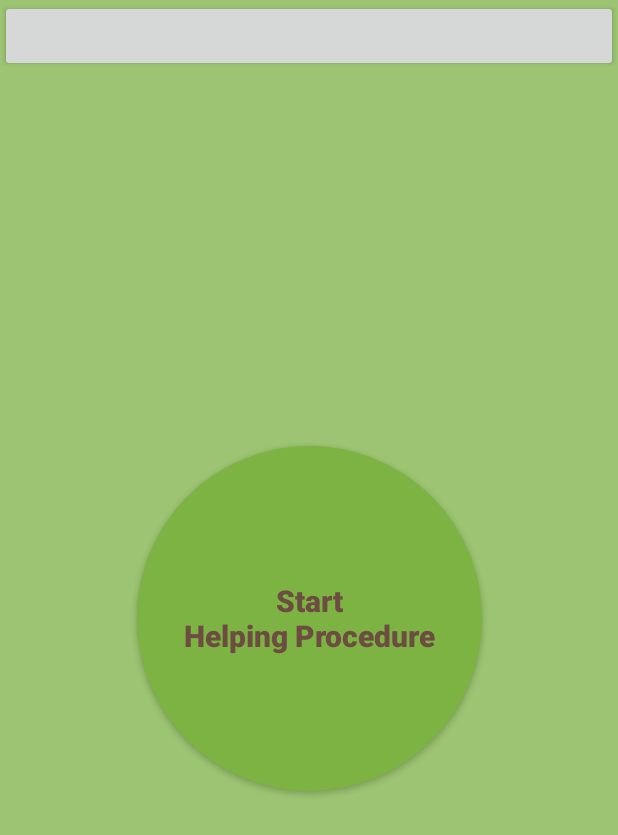
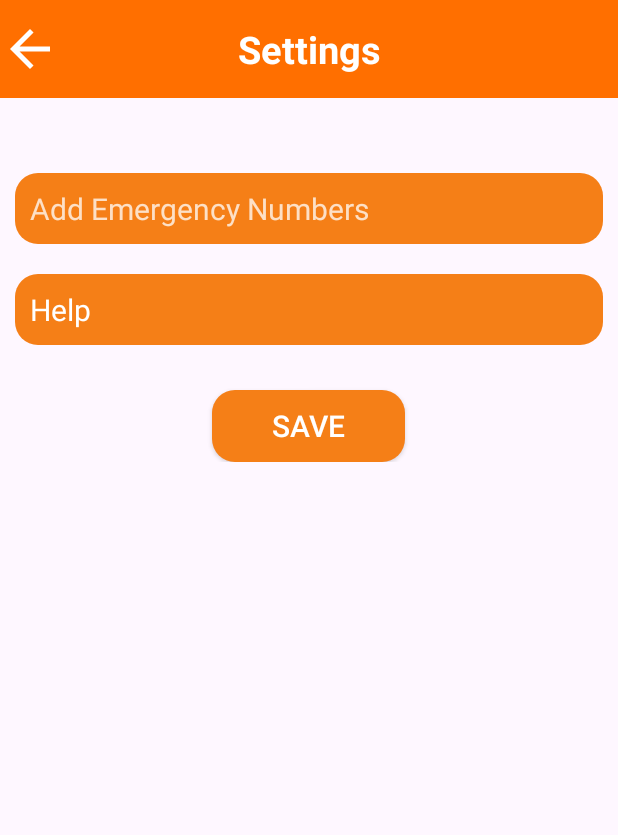
Before and after one commit to AkashKarkhal/WomenSafetyApp, an Android app: the screen it shows after launch (MainActivity before the commit, settings after it), after a tap on an icon or button, on a phone screen of 412 x 824 dp. Shown: the top 835 px of the screen. Run offline under Robolectric (Android 15) with nearby library versions, the phone set to English and light mode, and no system bars.

Commit message:
setting activity and improvement

```diff
--- a/app/src/main/java/com/example/s/Activities/MainActivity.java
+++ b/app/src/main/java/com/example/s/Activities/MainActivity.java
@@ -10,7 +10,10 @@ import android.content.Context;
 import android.content.Intent;
 import android.content.pm.PackageManager;
 import android.os.Bundle;
+import android.widget.Toast;
+
 import com.example.s.Service.HelpService;
+import com.example.s.SharedPrafferences.MySharedPrefference;
 import com.example.s.databinding.ActivityMainBinding;
 
 public class MainActivity extends AppCompatActivity {
@@ -30,8 +33,10 @@ public class MainActivity extends AppCompatActivity {
                     ContextCompat.checkSelfPermission(getApplicationContext(), android.Manifest.permission.ACCESS_FINE_LOCATION) != PackageManager.PERMISSION_GRANTED ||
                     ContextCompat.checkSelfPermission(getApplicationContext(), Manifest.permission.RECORD_AUDIO) != PackageManager.PERMISSION_GRANTED) {
                 ActivityCompat.requestPermissions(MainActivity.this, new String[]{android.Manifest.permission.SEND_SMS, android.Manifest.permission.ACCESS_FINE_LOCATION, Manifest.permission.RECORD_AUDIO}, 1);
-            }
-            else{
+            } else if (MySharedPrefference.isSharedPreferencesEmpty(getApplicationContext())) {
+                Toast.makeText(this, "Please Modify Setting First", Toast.LENGTH_SHORT).show();
+                startActivity(new Intent(getApplicationContext(),settings.class));
+            } else{
                 Intent serviceIntent = new Intent(MainActivity.this, HelpService.class);
                 if (isServiceRunning()) {
                     stopService(serviceIntent);
@@ -41,6 +46,8 @@ public class MainActivity extends AppCompatActivity {
                 updateUi();
             }
         });
+
+        binding.Settingsbtn.setOnClickListener(view -> startActivity(new Intent(getApplicationContext(),settings.class)));
 
     }
     private boolean isServiceRunning() {
--- /dev/null
+++ b/app/src/main/java/com/example/s/Activities/settings.java
@@ -0,0 +1,183 @@
+package com.example.s.Activities;
+
+import androidx.appcompat.app.AppCompatActivity;
+import androidx.core.content.ContextCompat;
+
+import android.Manifest;
+import android.annotation.SuppressLint;
+import android.content.Intent;
+import android.content.SharedPreferences;
+import android.content.pm.PackageManager;
+import android.os.Bundle;
+import android.speech.RecognitionListener;
+import android.speech.RecognizerIntent;
+import android.speech.SpeechRecognizer;
+import android.view.View;
+import android.widget.Toast;
+
+import com.example.s.R;
+import com.example.s.Service.HelpService;
+import com.example.s.SharedPrafferences.MySharedPrefference;
+import com.example.s.databinding.ActivityMainBinding;
+import com.example.s.databinding.ActivitySettingsBinding;
+
+import java.util.ArrayList;
+
+public class settings extends AppCompatActivity {
+
+    ActivitySettingsBinding binding ;
+    private SpeechRecognizer speechRecognizer;
+    private Intent speechRecognizerIntent;
+
+    @SuppressLint("SetTextI18n")
+    @Override
+    protected void onCreate(Bundle savedInstanceState) {
+        super.onCreate(savedInstanceState);
+        binding = ActivitySettingsBinding.inflate(getLayoutInflater());
+        setContentView(binding.getRoot());
+
+        binding.codeword.setText("Help");
+
+        binding.savebtn.setOnClickListener(new View.OnClickListener() {
+            @Override
+            public void onClick(View view) {
+                String phno = binding.phnno.getText().toString();
+                String codeword = binding.codeword.getText().toString();
+
+                if (phno.isEmpty()){
+                    Toast.makeText(settings.this, "Enter Phone Number", Toast.LENGTH_SHORT).show();
+                } else if (phno.length()!=10) {
+                    Toast.makeText(settings.this, "Enter Valid Number", Toast.LENGTH_SHORT).show();
+
+                }
+                else if (codeword.isEmpty()){
+                    Toast.makeText(settings.this, "Please Set Code Word", Toast.LENGTH_SHORT).show();
+                }else{
+                    Toast.makeText(settings.this, "Data is Saved", Toast.LENGTH_SHORT).show();
+                    MySharedPrefference.writeString(getApplicationContext(),"phone",phno);
+                    MySharedPrefference.writeString(getApplicationContext(),"code",codeword);
+                    finish();
+                }
+            }
+        });
+
+
+        binding.back.setOnClickListener(view -> {finish();});
+
+        // Initialize SpeechRecognizer
+        speechRecognizer = SpeechRecognizer.createSpeechRecognizer(this);
+        speechRecognizerIntent = new Intent(RecognizerIntent.ACTION_RECOGNIZE_SPEECH);
+        speechRecognizerIntent.putExtra(RecognizerIntent.EXTRA_LANGUAGE_MODEL, RecognizerIntent.LANGUAGE_MODEL_FREE_FORM);
+        speechRecognizerIntent.putExtra(RecognizerIntent.EXTRA_CALLING_PACKAGE, getPackageName());
+
+        // Set up a RecognitionListener to receive the speech recognition results
+        speechRecognizer.setRecognitionListener(new RecognitionListener() {
+            @Override
+            public void onReadyForSpeech(Bundle bundle) {
+
+            }
+
+            @Override
+            public void onBeginningOfSpeech() {
+
+            }
+
+            @Override
+            public void onRmsChanged(float v) {
+
+            }
+
+            @Override
+            public void onBufferReceived(byte[] bytes) {
+
+            }
+
+            @Override
+            public void onEndOfSpeech() {
+
+            }
+
+            @Override
+            public void onError(int i) {
+                String errorMessage;
+                switch (i) {
+                    case SpeechRecognizer.ERROR_AUDIO:
+                        errorMessage = "Audio recording error";
+                        break;
+                    case SpeechRecognizer.ERROR_CLIENT:
+                        errorMessage = "Client-side error";
+                        break;
+                    case SpeechRecognizer.ERROR_INSUFFICIENT_PERMISSIONS:
+                        errorMessage = "Insufficient permissions";
+                        break;
+                    case SpeechRecognizer.ERROR_NETWORK:
+                        errorMessage = "Network error";
+                        break;
+                    case SpeechRecognizer.ERROR_NETWORK_TIMEOUT:
+                        errorMessage = "Network timeout";
+                        break;
+                    case SpeechRecognizer.ERROR_NO_MATCH:
+                        errorMessage = "No match found";
+                        break;
+                    case SpeechRecognizer.ERROR_RECOGNIZER_BUSY:
+                        errorMessage = "Recognition service busy";
+                        break;
+                    case SpeechRecognizer.ERROR_SERVER:
+                        errorMessage = "Server-side error";
+                        break;
+                    case SpeechRecognizer.ERROR_SPEECH_TIMEOUT:
+                        errorMessage = "Speech timeout";
+                        break;
+                    default:
+                        errorMessage = "Unknown error";
+                        break;
+                }
+
+                Toast.makeText(getApplicationContext(),errorMessage, Toast.LENGTH_SHORT).show();
+
+            }
+
+            @Override
+            public void onResults(Bundle results) {
+                ArrayList<String> matches = results.getStringArrayList(SpeechRecognizer.RESULTS_RECOGNITION);
+                if (matches != null && !matches.isEmpty()) {
+                    String recognizedText = matches.get(0);
+                    binding.codeword.setText(recognizedText);
+                }
+            }
+
+            @Override
+            public void onPartialResults(Bundle bundle) {
+
+            }
+
+            @Override
+            public void onEvent(int i, Bundle bundle) {
+
+            }
+
+            // Implement other methods of RecognitionListener as neede
+        });
+
+
+        binding.codeword.setOnClickListener(view -> {startListening();});
+
+    }
+    @Override
+    protected void onResume() {
+        super.onResume();
+        if (!MySharedPrefference.isSharedPreferencesEmpty(getApplicationContext())) {
+            String phone= MySharedPrefference.readString(getApplicationContext(),"phone","8558975929");
+            String code=MySharedPrefference.readString(getApplicationContext(),"code","help");
+            binding.phnno.setText(phone);
+            binding.codeword.setText(code);
+        }
+    }
+
+    private void startListening() {
+        if (ContextCompat.checkSelfPermission(this, Manifest.permission.RECORD_AUDIO) == PackageManager.PERMISSION_GRANTED) {
+            speechRecognizer.startListening(speechRecognizerIntent);
+        }
+    }
+
+}
--- /dev/null
+++ b/app/src/main/res/drawable/baseline_arrow_back_24.xml
@@ -0,0 +1,5 @@
+<vector android:height="24dp" android:tint="#000000"
+    android:viewportHeight="24" android:viewportWidth="24"
+    android:width="24dp" xmlns:android="http://schemas.android.com/apk/res/android">
+    <path android:fillColor="@android:color/white" android:pathData="M20,11H7.83l5.59,-5.59L12,4l-8,8 8,8 1.41,-1.41L7.83,13H20v-2z"/>
+</vector>
--- /dev/null
+++ b/app/src/main/res/drawable/detialsback.xml
@@ -0,0 +1,7 @@
+<?xml version="1.0" encoding="utf-8"?>
+<shape xmlns:android="http://schemas.android.com/apk/res/android">
+
+    <solid android:color="#F57F17"/>
+    <corners android:radius="15dp"/>
+
+</shape>
--- a/app/src/main/res/drawable/round.xml
+++ b/app/src/main/res/drawable/round.xml
@@ -1,7 +1,7 @@
 <?xml version="1.0" encoding="utf-8"?>
 <shape xmlns:android="http://schemas.android.com/apk/res/android"
     android:shape="oval">
-    <solid android:color="#7CB342"/>
+    <solid android:color="#F57F17"/>
 
 
 </shape>
--- /dev/null
+++ b/app/src/main/res/layout/activity_settings.xml
@@ -0,0 +1,82 @@
+<?xml version="1.0" encoding="utf-8"?>
+<androidx.constraintlayout.widget.ConstraintLayout xmlns:android="http://schemas.android.com/apk/res/android"
+    xmlns:app="http://schemas.android.com/apk/res-auto"
+    xmlns:tools="http://schemas.android.com/tools"
+    android:layout_width="match_parent"
+    android:layout_height="match_parent"
+    tools:context=".Activities.settings">
+
+    <TextView
+        android:id="@+id/heading"
+        android:layout_width="match_parent"
+        android:layout_height="wrap_content"
+        android:padding="15dp"
+        android:text="Settings"
+        android:textSize="25sp"
+        android:textStyle="bold"
+        android:background="#FF6F00"
+        android:gravity="center"
+        android:textColor="@color/white"
+        tools:ignore="MissingConstraints" />
+
+    <androidx.appcompat.widget.AppCompatButton
+        android:id="@+id/back"
+        android:layout_width="40dp"
+        android:layout_height="40dp"
+        android:background="@drawable/baseline_arrow_back_24"
+        android:backgroundTint="@color/white"
+        app:layout_constraintTop_toTopOf="@id/heading"
+        app:layout_constraintBottom_toBottomOf="@id/heading"
+        app:layout_constraintStart_toStartOf="@id/heading" />
+
+    <LinearLayout
+        android:layout_width="match_parent"
+        android:layout_height="wrap_content"
+        android:layout_marginHorizontal="10dp"
+        android:layout_marginTop="40dp"
+        android:orientation="vertical"
+        app:layout_constraintTop_toBottomOf="@id/heading">
+
+        <EditText
+            android:layout_width="match_parent"
+            android:layout_height="wrap_content"
+            android:hint="Add Emergency Numbers"
+            android:inputType="phone"
+            android:id="@+id/phnno"
+            android:background="@drawable/detialsback"
+            android:padding="10dp"
+            android:textSize="20sp"
+            android:layout_marginTop="10dp"
+            android:textColor="@color/white"
+            android:textColorHint="#C1FFFFFF"
+            />
+
+        <TextView
+            android:layout_width="match_parent"
+            android:layout_height="wrap_content"
+            android:hint="Set Your Code Word"
+            android:inputType="text"
+            android:background="@drawable/detialsback"
+            android:padding="10dp"
+            android:textSize="20sp"
+            android:id="@+id/codeword"
+            android:layout_marginTop="20dp"
+            android:textColor="@color/white"
+            android:textColorHint="#BEFFFFFF" />
+
+        <androidx.appcompat.widget.AppCompatButton
+            android:layout_width="wrap_content"
+            android:layout_height="wrap_content"
+            android:background="@drawable/detialsback"
+            android:text="Save"
+            android:textSize="20sp"
+            android:id="@+id/savebtn"
+            android:textColor="@color/white"
+            android:layout_gravity="center_horizontal"
+            android:layout_marginTop="30dp"
+            android:paddingHorizontal="40dp"/>
+
+
+    </LinearLayout>
+
+</androidx.constraintlayout.widget.ConstraintLayout>
```
Also changed, not shown: app/src/main/AndroidManifest.xml (+4 -4 lines), app/src/main/java/com/example/s/Service/HelpService.java (+65 -23 lines), app/src/main/java/com/example/s/SharedPrafferences/MySharedPrefference.java (added, +27 -0 lines), app/src/main/res/drawable/backgirund.xml (added, +8 -0 lines), app/src/main/res/drawable/buttonback.xml (added, +8 -0 lines), app/src/main/res/layout/activity_main.xml (+46 -4 lines), 2 other files.
